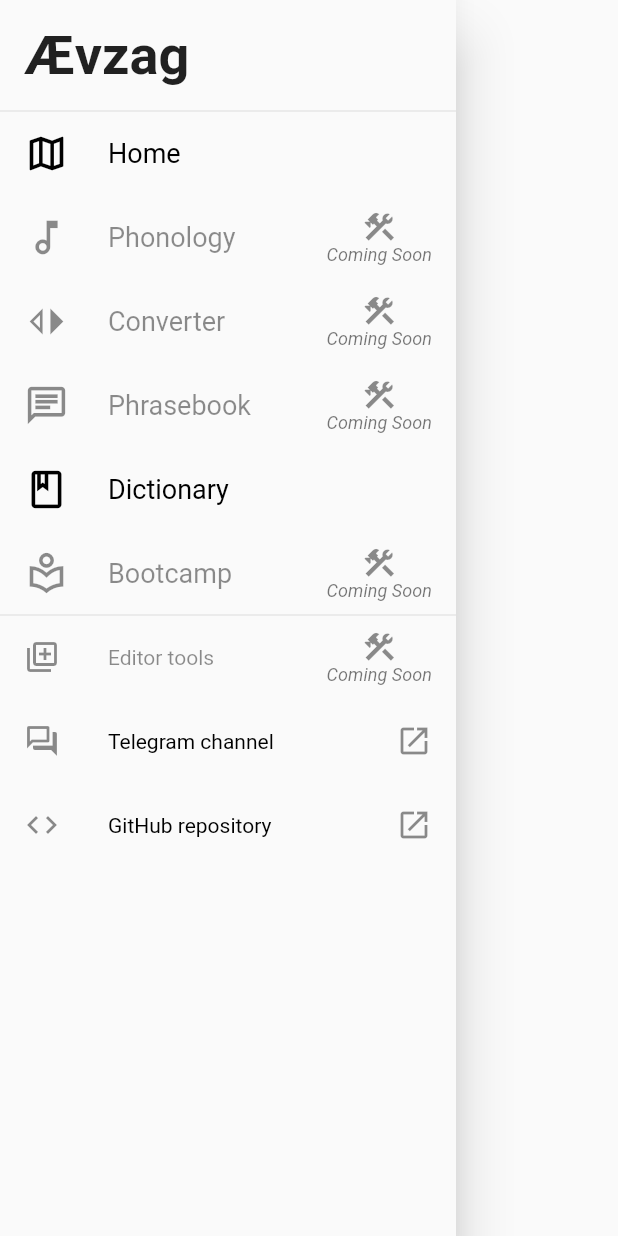
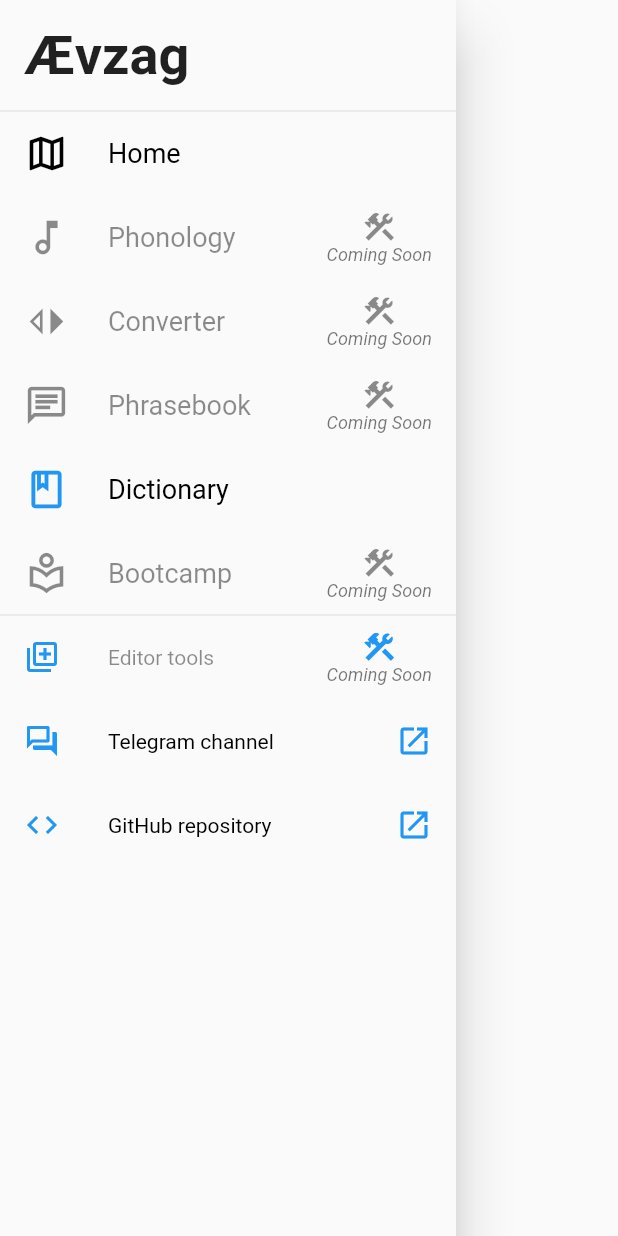
Before and after one commit to raxysstudios/avzag, a Flutter app: the NavDraver widget shown alone on an empty page, opened directly, on a phone screen of 412 x 824 dp. Run offline on Flutter 3.47's test engine with Material 2 defaults, Android fonts, the phone set to English and light mode, and no system bars; our stand-ins replace cloud_firestore, firebase_core, firebase_storage; accounts and stored records are empty.

Commit message:
Add nav drawer selection highlight

```diff
--- a/lib/nav_drawer.dart
+++ b/lib/nav_drawer.dart
@@ -27,8 +27,13 @@ class _NavItem {
       leading: Icon(
         icon,
         size: small ? 24 : 30,
-        color: link != null || builder == null ? Colors.black45 : Colors.black,
+        color: selected
+            ? Colors.blue
+            : link != null || builder == null
+                ? Colors.black45
+                : Colors.black,
       ),
+      selected: selected,
       title: Text(
         title,
         style: TextStyle(
@@ -126,9 +131,17 @@ class NavDraver extends StatelessWidget {
             ),
           ),
           Divider(height: 0),
-          for (final m in modules) m.build(context),
+          for (final m in modules)
+            m.build(
+              context,
+              selected: m.title == title,
+            ),
           Divider(height: 0),
-          for (final m in submodules) m.build(context, small: true),
+          for (final m in submodules)
+            m.build(
+              context,
+              small: true,
+            ),
         ],
       ),
     );
```
